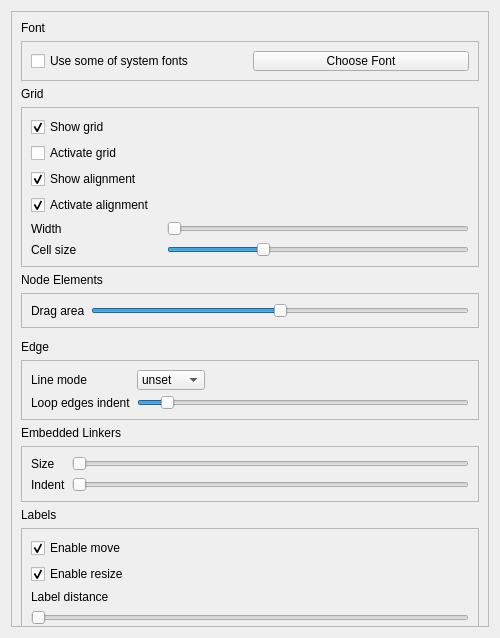
Old version of the form qrgui/dialogs/preferencesPages/editorPage.ui in the repository qreal/qreal.
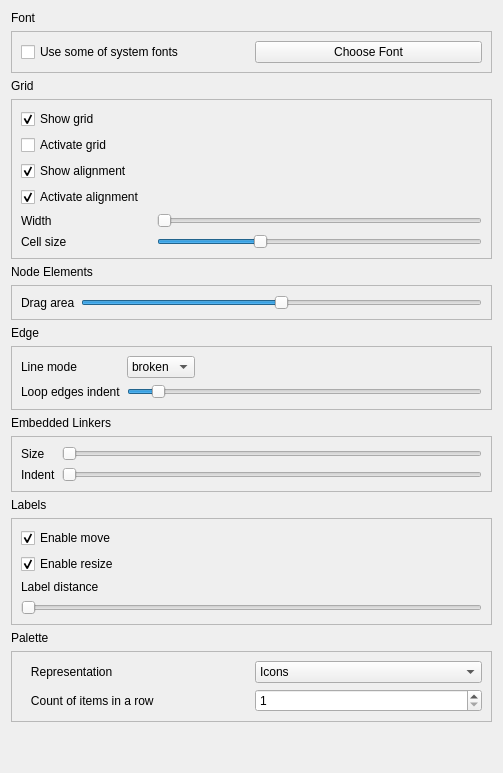
New version of the form.

Diff of the .ui file:
```diff
--- a/qrgui/dialogs/preferencesPages/editorPage.ui
+++ b/qrgui/dialogs/preferencesPages/editorPage.ui
@@ -6,12 +6,12 @@
    <rect>
     <x>0</x>
     <y>0</y>
-    <width>500</width>
-    <height>638</height>
+    <width>503</width>
+    <height>773</height>
    </rect>
   </property>
   <property name="sizePolicy">
-   <sizepolicy hsizetype="Expanding" vsizetype="Expanding">
+   <sizepolicy hsizetype="Preferred" vsizetype="Preferred">
     <horstretch>0</horstretch>
     <verstretch>0</verstretch>
    </sizepolicy>
@@ -28,37 +28,19 @@
     <height>16777215</height>
    </size>
   </property>
-  <layout class="QVBoxLayout" name="verticalLayout">
-   <item>
-    <widget class="QScrollArea" name="scrollArea">
-     <property name="verticalScrollBarPolicy">
-      <enum>Qt::ScrollBarAlwaysOff</enum>
-     </property>
-     <property name="horizontalScrollBarPolicy">
-      <enum>Qt::ScrollBarAlwaysOff</enum>
-     </property>
-     <property name="widgetResizable">
-      <bool>true</bool>
-     </property>
-     <widget class="QWidget" name="scrollAreaWidgetContents">
-      <property name="geometry">
-       <rect>
-        <x>0</x>
-        <y>0</y>
-        <width>480</width>
-        <height>782</height>
-       </rect>
-      </property>
-      <layout class="QVBoxLayout" name="verticalLayout_2">
+  <layout class="QVBoxLayout" name="verticalLayout_3">
+   <property name="sizeConstraint">
+    <enum>QLayout::SetDefaultConstraint</enum>
+   </property>
        <item>
-        <widget class="QLabel" name="label_5">
+    <widget class="QLabel" name="label_77">
          <property name="text">
           <string>Font</string>
          </property>
         </widget>
        </item>
        <item>
-        <widget class="QFrame" name="frame_3">
+    <widget class="QFrame" name="frame_5">
          <property name="sizePolicy">
           <sizepolicy hsizetype="Preferred" vsizetype="Preferred">
            <horstretch>0</horstretch>
@@ -77,7 +59,7 @@
          <property name="frameShadow">
           <enum>QFrame::Raised</enum>
          </property>
-         <layout class="QHBoxLayout" name="horizontalLayout">
+     <layout class="QHBoxLayout" name="horizontalLayout_6">
           <item>
            <widget class="QCheckBox" name="fontCheckBox">
             <property name="enabled">
@@ -111,14 +93,14 @@
         </widget>
        </item>
        <item>
-        <widget class="QLabel" name="label">
+    <widget class="QLabel" name="label_79">
          <property name="text">
           <string>Grid</string>
          </property>
         </widget>
        </item>
        <item>
-        <widget class="QFrame" name="frame">
+    <widget class="QFrame" name="frame_1">
          <property name="sizePolicy">
           <sizepolicy hsizetype="Preferred" vsizetype="Preferred">
            <horstretch>0</horstretch>
@@ -132,55 +114,17 @@
           <enum>QFrame::Raised</enum>
          </property>
          <layout class="QGridLayout" name="gridLayout">
-          <item row="7" column="1" colspan="2">
-           <widget class="QSlider" name="gridWidthSlider">
-            <property name="sizePolicy">
-             <sizepolicy hsizetype="Expanding" vsizetype="Expanding">
-              <horstretch>0</horstretch>
-              <verstretch>0</verstretch>
-             </sizepolicy>
-            </property>
-            <property name="minimum">
-             <number>3</number>
-            </property>
-            <property name="maximum">
-             <number>150</number>
-            </property>
-            <property name="singleStep">
-             <number>1</number>
-            </property>
-            <property name="pageStep">
-             <number>10</number>
-            </property>
-            <property name="orientation">
-             <enum>Qt::Horizontal</enum>
-            </property>
-           </widget>
-          </item>
-          <item row="4" column="0">
-           <widget class="QCheckBox" name="activateAlignmentCheckBox">
-            <property name="sizePolicy">
-             <sizepolicy hsizetype="Minimum" vsizetype="Fixed">
-              <horstretch>0</horstretch>
-              <verstretch>0</verstretch>
-             </sizepolicy>
-            </property>
+      <item row="0" column="0">
+       <widget class="QCheckBox" name="showGridCheckBox">
             <property name="text">
-             <string>Activate alignment</string>
+         <string>Show grid</string>
             </property>
             <property name="checked">
              <bool>true</bool>
             </property>
            </widget>
           </item>
-          <item row="8" column="0">
-           <widget class="QLabel" name="label_20">
-            <property name="text">
-             <string>Cell size</string>
-            </property>
-           </widget>
-          </item>
-          <item row="2" column="0">
+      <item row="1" column="0">
            <widget class="QCheckBox" name="activateGridCheckBox">
             <property name="sizePolicy">
              <sizepolicy hsizetype="Minimum" vsizetype="Fixed">
@@ -196,24 +140,7 @@
             </property>
            </widget>
           </item>
-          <item row="7" column="0">
-           <widget class="QLabel" name="label_13">
-            <property name="text">
-             <string>Width</string>
-            </property>
-           </widget>
-          </item>
-          <item row="1" column="0">
-           <widget class="QCheckBox" name="showGridCheckBox">
-            <property name="text">
-             <string>Show grid</string>
-            </property>
-            <property name="checked">
-             <bool>true</bool>
-            </property>
-           </widget>
-          </item>
-          <item row="3" column="0">
+      <item row="2" column="0">
            <widget class="QCheckBox" name="showAlignmentCheckBox">
             <property name="minimumSize">
              <size>
@@ -229,31 +156,32 @@
             </property>
            </widget>
           </item>
-          <item row="8" column="1" colspan="2">
-           <widget class="QSlider" name="indexGridSlider">
+      <item row="2" column="1">
+       <spacer name="horizontalSpacer_29">
+        <property name="orientation">
+         <enum>Qt::Horizontal</enum>
+        </property>
+        <property name="sizeHint" stdset="0">
+         <size>
+          <width>40</width>
+          <height>20</height>
+         </size>
+        </property>
+       </spacer>
+      </item>
+      <item row="3" column="0">
+       <widget class="QCheckBox" name="activateAlignmentCheckBox">
             <property name="sizePolicy">
-             <sizepolicy hsizetype="Expanding" vsizetype="Expanding">
+         <sizepolicy hsizetype="Minimum" vsizetype="Fixed">
               <horstretch>0</horstretch>
               <verstretch>0</verstretch>
              </sizepolicy>
             </property>
-            <property name="minimum">
-             <number>5</number>
-            </property>
-            <property name="maximum">
-             <number>150</number>
-            </property>
-            <property name="singleStep">
-             <number>1</number>
-            </property>
-            <property name="pageStep">
-             <number>10</number>
-            </property>
-            <property name="value">
-             <number>50</number>
-            </property>
-            <property name="orientation">
-             <enum>Qt::Horizontal</enum>
+        <property name="text">
+         <string>Activate alignment</string>
+        </property>
+        <property name="checked">
+         <bool>true</bool>
             </property>
            </widget>
           </item>
@@ -270,38 +198,92 @@
             </property>
            </spacer>
           </item>
+      <item row="4" column="0">
+       <widget class="QLabel" name="label_68">
+        <property name="text">
+         <string>Width</string>
+        </property>
+       </widget>
+      </item>
           <item row="4" column="1">
-           <spacer name="horizontalSpacer_3">
+       <widget class="QSlider" name="gridWidthSlider">
+        <property name="sizePolicy">
+         <sizepolicy hsizetype="Expanding" vsizetype="Expanding">
+          <horstretch>0</horstretch>
+          <verstretch>0</verstretch>
+         </sizepolicy>
+        </property>
+        <property name="minimum">
+         <number>3</number>
+        </property>
+        <property name="maximum">
+         <number>150</number>
+        </property>
+        <property name="singleStep">
+         <number>1</number>
+        </property>
+        <property name="pageStep">
+         <number>10</number>
+        </property>
             <property name="orientation">
              <enum>Qt::Horizontal</enum>
             </property>
-            <property name="sizeHint" stdset="0">
-             <size>
-              <width>40</width>
-              <height>20</height>
-             </size>
-            </property>
-           </spacer>
+       </widget>
+      </item>
+      <item row="5" column="0">
+       <widget class="QLabel" name="label_67">
+        <property name="text">
+         <string>Cell size</string>
+        </property>
+       </widget>
+      </item>
+      <item row="5" column="1">
+       <widget class="QSlider" name="indexGridSlider">
+        <property name="sizePolicy">
+         <sizepolicy hsizetype="Expanding" vsizetype="Expanding">
+          <horstretch>0</horstretch>
+          <verstretch>0</verstretch>
+         </sizepolicy>
+        </property>
+        <property name="minimum">
+         <number>5</number>
+        </property>
+        <property name="maximum">
+         <number>150</number>
+        </property>
+        <property name="singleStep">
+         <number>1</number>
+        </property>
+        <property name="pageStep">
+         <number>10</number>
+        </property>
+        <property name="value">
+         <number>50</number>
+        </property>
+        <property name="orientation">
+         <enum>Qt::Horizontal</enum>
+        </property>
+       </widget>
           </item>
          </layout>
         </widget>
        </item>
        <item>
-        <widget class="QLabel" name="label_14">
+    <widget class="QLabel" name="label_82">
          <property name="text">
           <string>Node Elements</string>
          </property>
         </widget>
        </item>
        <item>
-        <widget class="QFrame" name="frame_7">
+    <widget class="QFrame" name="frame_4">
          <property name="frameShape">
           <enum>QFrame::StyledPanel</enum>
          </property>
          <property name="frameShadow">
           <enum>QFrame::Raised</enum>
          </property>
-         <layout class="QGridLayout" name="gridLayout_3">
+     <layout class="QGridLayout" name="gridLayout_32">
           <item row="0" column="1">
            <widget class="QSlider" name="dragAreaSizeSlider">
             <property name="minimum">
@@ -328,40 +310,17 @@
          </layout>
         </widget>
        </item>
-       <item alignment="Qt::AlignLeft">
-        <widget class="QFrame" name="frame_6">
-         <property name="frameShape">
-          <enum>QFrame::StyledPanel</enum>
-         </property>
-         <property name="frameShadow">
-          <enum>QFrame::Raised</enum>
-         </property>
-         <widget class="QSlider" name="horizontalSlider">
-          <property name="geometry">
-           <rect>
-            <x>70</x>
-            <y>0</y>
-            <width>160</width>
-            <height>21</height>
-           </rect>
-          </property>
-          <property name="orientation">
-           <enum>Qt::Horizontal</enum>
-          </property>
-         </widget>
-        </widget>
-       </item>
        <item>
-        <widget class="QLabel" name="label_9">
+    <widget class="QLabel" name="label_76">
          <property name="text">
           <string>Edge</string>
          </property>
         </widget>
        </item>
        <item>
-        <widget class="QFrame" name="frame_4">
+    <widget class="QFrame" name="frame_7">
          <property name="sizePolicy">
-          <sizepolicy hsizetype="Preferred" vsizetype="Expanding">
+      <sizepolicy hsizetype="Preferred" vsizetype="Preferred">
            <horstretch>0</horstretch>
            <verstretch>30</verstretch>
           </sizepolicy>
@@ -378,7 +337,7 @@
          <property name="frameShadow">
           <enum>QFrame::Raised</enum>
          </property>
-         <layout class="QGridLayout" name="gridLayout_5">
+     <layout class="QGridLayout" name="gridLayout_33">
           <item row="0" column="2">
            <spacer name="horizontalSpacer">
             <property name="orientation">
@@ -406,11 +365,6 @@
               <height>20</height>
              </size>
             </property>
-            <item>
-             <property name="text">
-              <string>unset</string>
-             </property>
-            </item>
             <item>
              <property name="text">
               <string>broken</string>
@@ -480,7 +434,7 @@
         </widget>
        </item>
        <item>
-        <widget class="QLabel" name="label_2">
+    <widget class="QLabel" name="label_78">
          <property name="text">
           <string>Embedded Linkers</string>
          </property>
@@ -539,21 +493,27 @@
         </widget>
        </item>
        <item>
-        <widget class="QLabel" name="label_12">
+    <widget class="QLabel" name="label_71">
          <property name="text">
           <string>Labels</string>
          </property>
         </widget>
        </item>
        <item>
-        <widget class="QFrame" name="frame_5">
+    <widget class="QFrame" name="frame_6">
+     <property name="sizePolicy">
+      <sizepolicy hsizetype="Preferred" vsizetype="Preferred">
+       <horstretch>0</horstretch>
+       <verstretch>0</verstretch>
+      </sizepolicy>
+     </property>
          <property name="frameShape">
           <enum>QFrame::StyledPanel</enum>
          </property>
          <property name="frameShadow">
           <enum>QFrame::Raised</enum>
          </property>
-         <layout class="QVBoxLayout" name="verticalLayout_3">
+     <layout class="QVBoxLayout" name="verticalLayout_7">
           <item>
            <widget class="QCheckBox" name="enableMoveLabelsCheckBox">
             <property name="text">
@@ -595,21 +555,21 @@
         </widget>
        </item>
        <item>
-        <widget class="QLabel" name="label_8">
+    <widget class="QLabel" name="label_75">
          <property name="text">
           <string>Palette</string>
          </property>
         </widget>
        </item>
        <item>
-        <widget class="QFrame" name="frame_9">
+    <widget class="QFrame" name="frame_3">
          <property name="frameShape">
           <enum>QFrame::StyledPanel</enum>
          </property>
          <property name="frameShadow">
           <enum>QFrame::Raised</enum>
          </property>
-         <layout class="QGridLayout" name="gridLayout_7">
+     <layout class="QGridLayout" name="gridLayout_31">
           <item row="0" column="0">
            <widget class="QLabel" name="label_6">
             <property name="text">
@@ -664,7 +624,7 @@
         </widget>
        </item>
        <item>
-        <spacer name="verticalSpacer_2">
+    <spacer name="verticalSpacer">
          <property name="orientation">
           <enum>Qt::Vertical</enum>
          </property>
@@ -675,10 +635,6 @@
           </size>
          </property>
         </spacer>
-       </item>
-      </layout>
-     </widget>
-    </widget>
    </item>
   </layout>
  </widget>
```
Left out of the diff: 20 changed lines with no effect on the pictures. Lines whose indentation alone changed are shown as unchanged.
